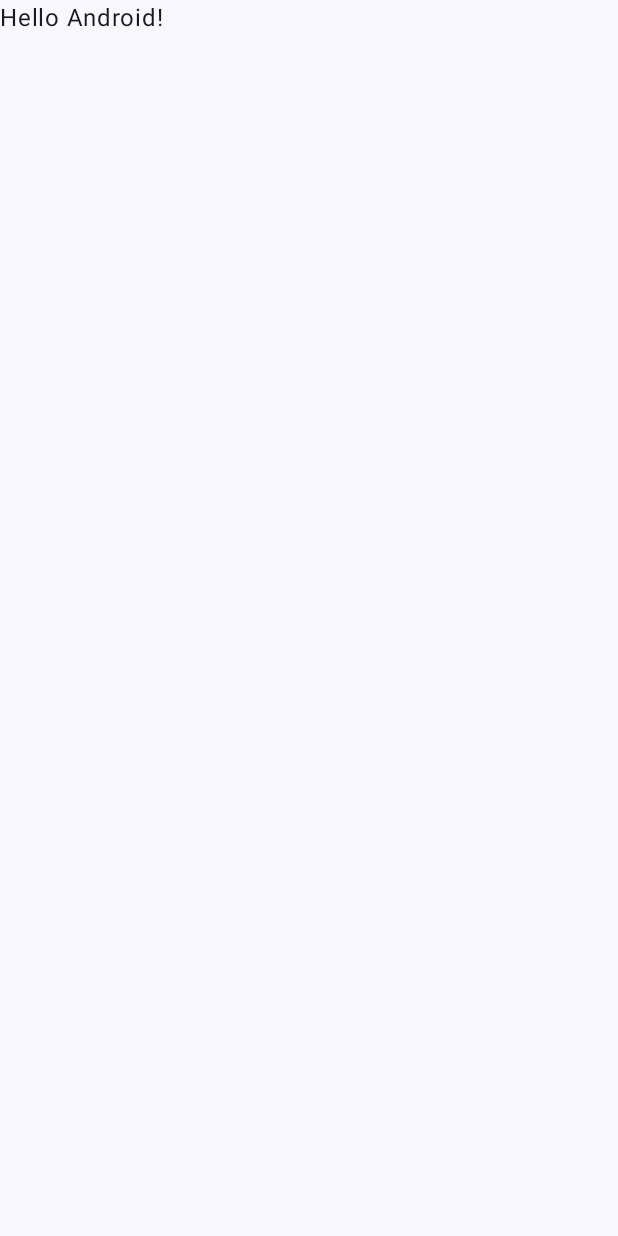
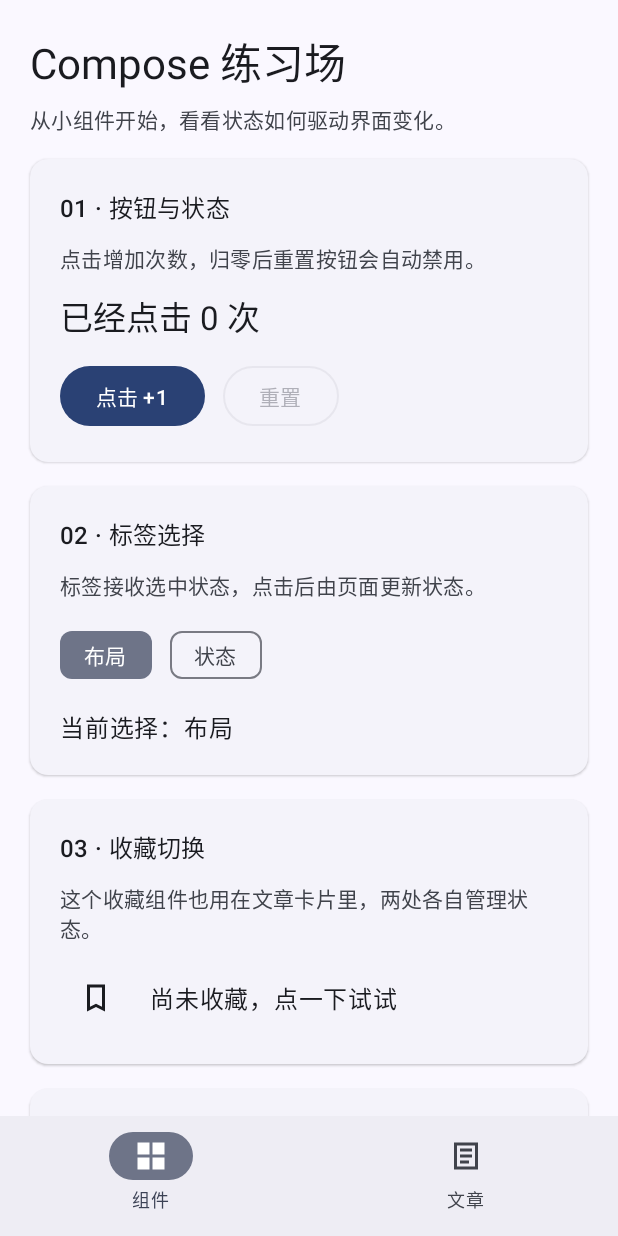
Before and after one commit to liuwen370494581/NowCompose, an Android app built with Jetpack Compose: the screen it shows after launch (MainActivity), on a phone screen of 412 x 824 dp. Before the commit the screen is almost empty. Run offline under Robolectric (Android 15) with nearby library versions, the phone set to English and light mode, and no system bars.

Commit message:
feat(首页):新增基础的页面

```diff
--- a/app/src/main/java/com/lw/nowcompose/MainActivity.kt
+++ b/app/src/main/java/com/lw/nowcompose/MainActivity.kt
@@ -4,13 +4,7 @@ import android.os.Bundle
 import androidx.activity.ComponentActivity
 import androidx.activity.compose.setContent
 import androidx.activity.enableEdgeToEdge
-import androidx.compose.foundation.layout.fillMaxSize
-import androidx.compose.foundation.layout.padding
-import androidx.compose.material3.Scaffold
-import androidx.compose.material3.Text
-import androidx.compose.runtime.Composable
-import androidx.compose.ui.Modifier
-import androidx.compose.ui.tooling.preview.Preview
+import com.lw.nowcompose.ui.NowComposeApp
 import com.lw.nowcompose.ui.theme.NowComposeTheme
 
 class MainActivity : ComponentActivity() {
@@ -19,29 +13,8 @@ class MainActivity : ComponentActivity() {
         enableEdgeToEdge()
         setContent {
             NowComposeTheme {
-                Scaffold(modifier = Modifier.fillMaxSize()) { innerPadding ->
-                    Greeting(
-                        name = "Android",
-                        modifier = Modifier.padding(innerPadding)
-                    )
-                }
+                NowComposeApp()
             }
         }
     }
 }
-
-@Composable
-fun Greeting(name: String, modifier: Modifier = Modifier) {
-    Text(
-        text = "Hello $name!",
-        modifier = modifier
-    )
-}
-
-@Preview(showBackground = true)
-@Composable
-fun GreetingPreview() {
-    NowComposeTheme {
-        Greeting("Android")
-    }
-}
--- /dev/null
+++ b/app/src/main/java/com/lw/nowcompose/ui/NowComposeApp.kt
@@ -0,0 +1,78 @@
+package com.lw.nowcompose.ui
+
+import androidx.compose.foundation.layout.fillMaxSize
+import androidx.compose.foundation.layout.padding
+import androidx.compose.material3.ExperimentalMaterial3Api
+import androidx.compose.material3.Icon
+import androidx.compose.material3.NavigationBar
+import androidx.compose.material3.NavigationBarItem
+import androidx.compose.material3.Scaffold
+import androidx.compose.material3.Text
+import androidx.compose.material3.TopAppBar
+import androidx.compose.material3.TopAppBarDefaults
+import androidx.compose.runtime.Composable
+import androidx.compose.runtime.getValue
+import androidx.compose.runtime.mutableIntStateOf
+import androidx.compose.runtime.saveable.rememberSaveable
+import androidx.compose.runtime.saveable.rememberSaveableStateHolder
+import androidx.compose.runtime.setValue
+import androidx.compose.ui.Modifier
+import androidx.compose.ui.res.colorResource
+import androidx.compose.ui.res.painterResource
+import androidx.compose.ui.res.stringResource
+import androidx.compose.ui.tooling.preview.Preview
+import com.lw.nowcompose.R
+import com.lw.nowcompose.ui.articles.ArticlesRoute
+import com.lw.nowcompose.ui.catalog.CatalogScreen
+import com.lw.nowcompose.ui.theme.NowComposeTheme
+
+@OptIn(ExperimentalMaterial3Api::class)
+@Composable
+fun NowComposeApp(modifier: Modifier = Modifier) {
+    var selectedTab by rememberSaveable { mutableIntStateOf(0) }
+
+    val pageStateHolder = rememberSaveableStateHolder()
+
+    Scaffold(
+        modifier = modifier.fillMaxSize(),
+        bottomBar = {
+            NavigationBar {
+                NavigationBarItem(
+                    selected = selectedTab == 0,
+                    onClick = { selectedTab = 0 },
+                    icon = {
+                        Icon(painterResource(R.drawable.ic_components), contentDescription = null)
+                    },
+                    label = { Text(stringResource(R.string.components_tab)) },
+                )
+                NavigationBarItem(
+                    selected = selectedTab == 1,
+                    onClick = { selectedTab = 1 },
+                    icon = {
+                        Icon(painterResource(R.drawable.ic_articles), contentDescription = null)
+                    },
+                    label = { Text(stringResource(R.string.articles_tab)) },
+                )
+            }
+        },
+    ) { innerPadding ->
+        // 页签离开组合时保存它的局部状态，切回来恢复计数、筛选和滚动位置。
+        pageStateHolder.SaveableStateProvider(selectedTab) {
+            val pageModifier = Modifier
+                .fillMaxSize()
+                .padding(innerPadding)
+            when (selectedTab) {
+                0 -> CatalogScreen(modifier = pageModifier)
+                1 -> ArticlesRoute(modifier = pageModifier)
+            }
+        }
+    }
+}
+
+@Preview(showBackground = true)
+@Composable
+private fun NowComposeAppPreview() {
+    NowComposeTheme(dynamicColor = false) {
+        NowComposeApp()
+    }
+}
--- /dev/null
+++ b/app/src/main/java/com/lw/nowcompose/ui/catalog/CatalogScreen.kt
@@ -0,0 +1,173 @@
+package com.lw.nowcompose.ui.catalog
+
+import androidx.annotation.StringRes
+import androidx.compose.animation.AnimatedVisibility
+import androidx.compose.foundation.layout.Arrangement
+import androidx.compose.foundation.layout.Column
+import androidx.compose.foundation.layout.ColumnScope
+import androidx.compose.foundation.layout.FlowRow
+import androidx.compose.foundation.layout.PaddingValues
+import androidx.compose.foundation.layout.Row
+import androidx.compose.foundation.layout.fillMaxWidth
+import androidx.compose.foundation.layout.padding
+import androidx.compose.foundation.lazy.LazyColumn
+import androidx.compose.material3.Button
+import androidx.compose.material3.ElevatedCard
+import androidx.compose.material3.FilterChip
+import androidx.compose.material3.MaterialTheme
+import androidx.compose.material3.OutlinedButton
+import androidx.compose.material3.Text
+import androidx.compose.material3.TextButton
+import androidx.compose.runtime.Composable
+import androidx.compose.runtime.getValue
+import androidx.compose.runtime.mutableIntStateOf
+import androidx.compose.runtime.mutableStateOf
+import androidx.compose.runtime.saveable.rememberSaveable
+import androidx.compose.runtime.setValue
+import androidx.compose.ui.Alignment
+import androidx.compose.ui.Modifier
+import androidx.compose.ui.res.stringResource
+import androidx.compose.ui.tooling.preview.Preview
+import androidx.compose.ui.unit.dp
+import com.lw.nowcompose.R
+import com.lw.nowcompose.ui.components.BookmarkToggle
+import com.lw.nowcompose.ui.theme.NowComposeTheme
+
+@Composable
+fun CatalogScreen(modifier: Modifier = Modifier) {
+    // 状态属于页面，子组件只接收值和回调。rememberSaveable 支持界面重建后恢复。
+    var clickCount by rememberSaveable { mutableIntStateOf(0) }
+    var selectedTopic by rememberSaveable { mutableIntStateOf(0) }
+    var bookmarked by rememberSaveable { mutableStateOf(false) }
+    var expanded by rememberSaveable { mutableStateOf(false) }
+
+    LazyColumn(
+        modifier = modifier,
+        contentPadding = PaddingValues(20.dp),
+        verticalArrangement = Arrangement.spacedBy(16.dp),
+    ) {
+        item {
+            Column(verticalArrangement = Arrangement.spacedBy(8.dp)) {
+                Text(
+                    text = stringResource(R.string.catalog_title),
+                    style = MaterialTheme.typography.headlineMedium,
+                )
+                Text(
+                    text = stringResource(R.string.catalog_description),
+                    style = MaterialTheme.typography.bodyMedium,
+                    color = MaterialTheme.colorScheme.onSurfaceVariant,
+                )
+            }
+        }
+        item {
+            PracticeSection(R.string.buttons_title, R.string.buttons_description) {
+                Text(
+                    text = stringResource(R.string.click_count, clickCount),
+                    style = MaterialTheme.typography.titleLarge,
+                )
+                FlowRow(
+                    horizontalArrangement = Arrangement.spacedBy(12.dp),
+                    verticalArrangement = Arrangement.spacedBy(8.dp),
+                ) {
+                    Button(onClick = { clickCount++ }) {
+                        Text(stringResource(R.string.increment_count))
+                    }
+                    OutlinedButton(onClick = { clickCount = 0 }, enabled = clickCount > 0) {
+                        Text(stringResource(R.string.reset_count))
+                    }
+                }
+            }
+        }
+        item {
+            PracticeSection(R.string.chips_title, R.string.chips_description) {
+                FlowRow(
+                    horizontalArrangement = Arrangement.spacedBy(12.dp),
+                    verticalArrangement = Arrangement.spacedBy(8.dp),
+                ) {
+                    FilterChip(
+                        selected = selectedTopic == 0,
+                        onClick = { selectedTopic = 0 },
+                        label = { Text(stringResource(R.string.topic_layout)) },
+                    )
+                    FilterChip(
+                        selected = selectedTopic == 1,
+                        onClick = { selectedTopic = 1 },
+                        label = { Text(stringResource(R.string.topic_state)) },
+                    )
+                }
+                Text(
+                    stringResource(
+                        R.string.selected_topic,
+                        stringResource(
+                            if (selectedTopic == 0) R.string.topic_layout else R.string.topic_state,
+                        ),
+                    ),
+                )
+            }
+        }
+        item {
+            PracticeSection(R.string.bookmark_title, R.string.bookmark_description) {
+                Row(
+                    verticalAlignment = Alignment.CenterVertically,
+                    horizontalArrangement = Arrangement.spacedBy(12.dp),
+                ) {
+                    BookmarkToggle(
+                        checked = bookmarked,
+                        onCheckedChange = { bookmarked = it },
+                    )
+                    Text(
+                        text = stringResource(
+                            if (bookmarked) R.string.bookmarked else R.string.not_bookmarked,
+                        ),
+                        modifier = Modifier.weight(1f),
+                    )
+                }
+            }
+        }
+        item {
+            PracticeSection(R.string.expand_title, R.string.expand_description) {
+                TextButton(onClick = { expanded = !expanded }) {
+                    Text(stringResource(if (expanded) R.string.collapse else R.string.expand))
+                }
+                AnimatedVisibility(visible = expanded) {
+                    Text(
+                        text = stringResource(R.string.expanded_content),
+                        style = MaterialTheme.typography.bodyMedium,
+                    )
+                }
+            }
+        }
+    }
+}
+
+// 内容插槽：复用卡片容器，里面可以放按钮、标签或任意其他 Compose 内容。
+@Composable
+private fun PracticeSection(
+    @StringRes titleRes: Int,
+    @StringRes descriptionRes: Int,
+    modifier: Modifier = Modifier,
+    content: @Composable ColumnScope.() -> Unit,
+) {
+    ElevatedCard(modifier = modifier.fillMaxWidth()) {
+        Column(
+            modifier = Modifier.padding(20.dp),
+            verticalArrangement = Arrangement.spacedBy(12.dp),
+        ) {
+            Text(stringResource(titleRes), style = MaterialTheme.typography.titleMedium)
+            Text(
+                text = stringResource(descriptionRes),
+                style = MaterialTheme.typography.bodyMedium,
+                color = MaterialTheme.colorScheme.onSurfaceVariant,
+            )
+            content()
+        }
+    }
+}
+
+@Preview(showBackground = true)
+@Composable
+private fun CatalogScreenPreview() {
+    NowComposeTheme(dynamicColor = false) {
+        CatalogScreen()
+    }
+}
--- /dev/null
+++ b/app/src/main/java/com/lw/nowcompose/ui/components/BookmarkToggle.kt
@@ -0,0 +1,42 @@
+package com.lw.nowcompose.ui.components
+
+import androidx.compose.material3.Icon
+import androidx.compose.material3.IconToggleButton
+import androidx.compose.runtime.Composable
+import androidx.compose.ui.Modifier
+import androidx.compose.ui.res.painterResource
+import androidx.compose.ui.res.stringResource
+import androidx.compose.ui.tooling.preview.Preview
+import com.lw.nowcompose.R
+import com.lw.nowcompose.ui.theme.NowComposeTheme
+
+// 组件只接收状态并上报事件，不在内部保存收藏状态，可用于练习页和文章卡片。
+@Composable
+fun BookmarkToggle(
+    checked: Boolean,
+    onCheckedChange: (Boolean) -> Unit,
+    modifier: Modifier = Modifier,
+) {
+    IconToggleButton(
+        checked = checked,
+        onCheckedChange = onCheckedChange,
+        modifier = modifier,
+    ) {
+        Icon(
+            painter = painterResource(
+                if (checked) R.drawable.ic_bookmark else R.drawable.ic_bookmark_border,
+            ),
+            contentDescription = stringResource(
+                if (checked) R.string.remove_bookmark else R.string.add_bookmark,
+            ),
+        )
+    }
+}
+
+@Preview(showBackground = true)
+@Composable
+private fun BookmarkTogglePreview() {
+    NowComposeTheme(dynamicColor = false) {
+        BookmarkToggle(checked = true, onCheckedChange = {})
+    }
+}
--- /dev/null
+++ b/app/src/main/res/drawable/ic_articles.xml
@@ -0,0 +1,7 @@
+<vector xmlns:android="http://schemas.android.com/apk/res/android"
+    android:width="24dp"
+    android:height="24dp"
+    android:viewportWidth="24"
+    android:viewportHeight="24">
+    <path android:fillColor="@color/black" android:pathData="M4,3h16v18H4zM6,5v14h12V5zM8,7h8v2H8zM8,11h8v2H8zM8,15h6v2H8z" android:fillType="evenOdd" />
+</vector>
--- /dev/null
+++ b/app/src/main/res/drawable/ic_bookmark.xml
@@ -0,0 +1,7 @@
+<vector xmlns:android="http://schemas.android.com/apk/res/android"
+    android:width="24dp"
+    android:height="24dp"
+    android:viewportWidth="24"
+    android:viewportHeight="24">
+    <path android:fillColor="@color/black" android:pathData="M6,3h12v18l-6,-3 -6,3z" />
+</vector>
--- /dev/null
+++ b/app/src/main/res/drawable/ic_bookmark_border.xml
@@ -0,0 +1,7 @@
+<vector xmlns:android="http://schemas.android.com/apk/res/android"
+    android:width="24dp"
+    android:height="24dp"
+    android:viewportWidth="24"
+    android:viewportHeight="24">
+    <path android:fillColor="@color/black" android:pathData="M6,3h12v18l-6,-3 -6,3zM8,5v12.76l4,-2 4,2V5z" android:fillType="evenOdd" />
+</vector>
--- /dev/null
+++ b/app/src/main/res/drawable/ic_components.xml
@@ -0,0 +1,7 @@
+<vector xmlns:android="http://schemas.android.com/apk/res/android"
+    android:width="24dp"
+    android:height="24dp"
+    android:viewportWidth="24"
+    android:viewportHeight="24">
+    <path android:fillColor="@color/black" android:pathData="M3,3h8v8H3zM13,3h8v8h-8zM3,13h8v8H3zM13,13h8v8h-8z" />
+</vector>
--- a/app/src/main/res/values/strings.xml
+++ b/app/src/main/res/values/strings.xml
@@ -1,3 +1,48 @@
 <resources>
     <string name="app_name">NowCompose</string>
+    <string name="components_tab">组件</string>
+    <string name="articles_tab">文章</string>
+    <string name="catalog_title">Compose 练习场</string>
+    <string name="catalog_description">从小组件开始，看看状态如何驱动界面变化。</string>
+    <string name="buttons_title">01 · 按钮与状态</string>
+    <string name="buttons_description">点击增加次数，归零后重置按钮会自动禁用。</string>
+    <string name="click_count">已经点击 %1$d 次</string>
+    <string name="increment_count">点击 +1</string>
+    <string name="reset_count">重置</string>
+    <string name="chips_title">02 · 标签选择</string>
+    <string name="chips_description">标签接收选中状态，点击后由页面更新状态。</string>
+    <string name="selected_topic">当前选择：%1$s</string>
+    <string name="bookmark_title">03 · 收藏切换</string>
+    <string name="bookmark_description">这个收藏组件也用在文章卡片里，两处各自管理状态。</string>
+    <string name="bookmarked">已收藏，再点一次取消</string>
+    <string name="not_bookmarked">尚未收藏，点一下试试</string>
+    <string name="add_bookmark">收藏</string>
+    <string name="remove_bookmark">取消收藏</string>
+    <string name="expand_title">04 · 展开与收起</string>
+    <string name="expand_description">一个布尔状态就能控制内容是否显示。</string>
+    <string name="expand">展开说明</string>
+    <string name="collapse">收起说明</string>
+    <string name="expanded_content">点击事件修改 expanded，AnimatedVisibility 根据新的状态展示内容，并处理进入和退出动画。</string>
+    <string name="articles_title">从一张卡片开始</string>
+    <string name="articles_description">本地示例文章。试着收藏，再切换到“只看收藏”；当前收藏未写入本地存储。</string>
+    <string name="all_articles">全部 · %1$d</string>
+    <string name="saved_articles">只看收藏 · %1$d</string>
+    <string name="reading_minutes">%1$d 分钟阅读</string>
+    <string name="empty_bookmarks_title">还没有收藏文章</string>
+    <string name="empty_bookmarks_description">切换到“全部”，点击卡片右上角的收藏图标，文章就会出现在这里。</string>
+    <string name="topic_basics">基础</string>
+    <string name="topic_layout">布局</string>
+    <string name="topic_state">状态</string>
+    <string name="topic_lists">列表</string>
+    <string name="topic_components">组件</string>
+    <string name="article_ui_title">用函数描述界面</string>
+    <string name="article_ui_summary">@Composable 函数可以组合成完整页面。先从 Text 和 Button 开始，理解数据如何变成屏幕上的内容。</string>
+    <string name="article_layout_title">用 Row、Column 和 Box 排版</string>
+    <string name="article_layout_summary">横向、纵向和层叠是三种常见布局方式。配合 padding、weight 和对齐，让卡片逐步成形。</string>
+    <string name="article_state_title">让状态驱动界面变化</string>
+    <string name="article_state_summary">使用 rememberSaveable 保存界面状态。把共享状态提升到上层，子组件通过回调通知变化。</string>
+    <string name="article_list_title">用 LazyColumn 展示列表</string>
+    <string name="article_list_summary">列表按需组合条目。给每条文章一个稳定的 ID，筛选或删除时仍能正确识别对应内容。</string>
+    <string name="article_components_title">把卡片拆成可复用组件</string>
+    <string name="article_components_summary">组件接收数据和事件回调，外层负责状态管理。同一个收藏按钮就能同时用在练习页和文章列表中。</string>
 </resources>
```
Also changed, not shown: app/src/main/java/com/lw/nowcompose/ui/articles/Article.kt (added, +51 -0 lines), app/src/main/java/com/lw/nowcompose/ui/articles/ArticleCard.kt (added, +71 -0 lines), app/src/main/java/com/lw/nowcompose/ui/articles/ArticlesRoute.kt (added, +43 -0 lines), app/src/main/java/com/lw/nowcompose/ui/articles/ArticlesScreen.kt (added, +146 -0 lines), 1 other file.
